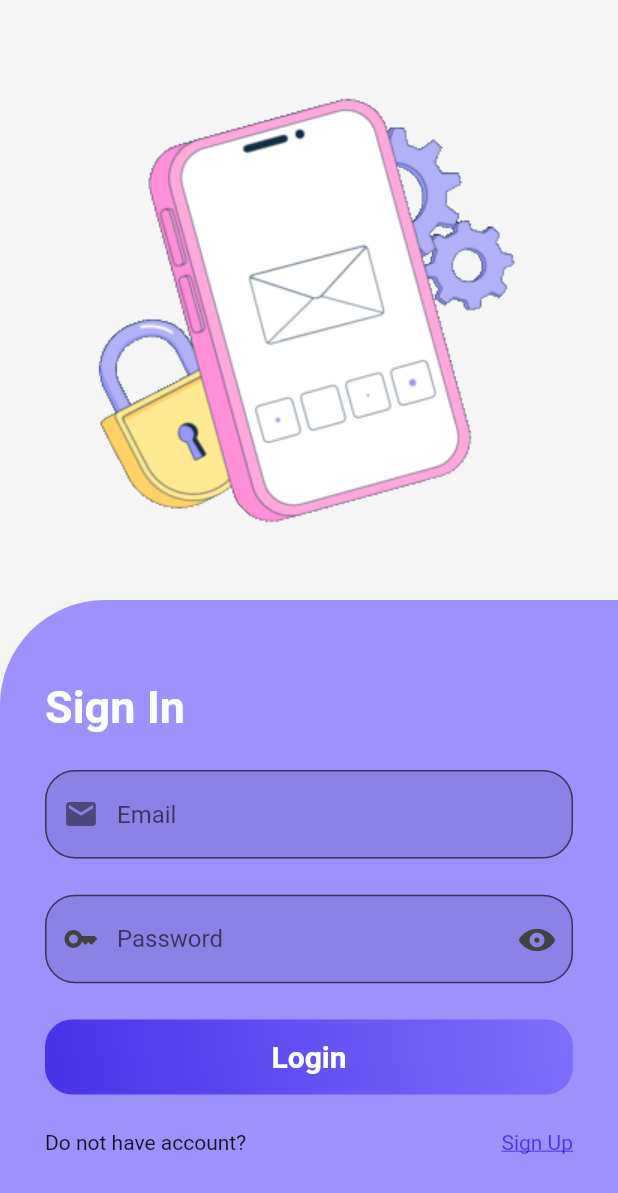
After one commit to SoumadeepChoudhury/cCoach, a Flutter app: the Login screen opened directly, on a phone screen of 412 x 824 dp. The commit adds this screen. Shown: the top 1193 px of the screen. Run offline on Flutter 3.47's test engine with Material 2 defaults, Android fonts, the phone set to English and light mode, and no system bars; our stand-ins replace flutter_screenutil, google_fonts.

Commit message:
completed login page ui

```diff
--- a/lib/constants/constants.dart
+++ b/lib/constants/constants.dart
@@ -2,5 +2,13 @@ import 'package:flutter/material.dart';
 
 const Color backgroundColor = Color(0xA6705CFE);
 const Color textColor = Color.fromARGB(166, 26, 0, 222);
+const gradientColor = LinearGradient(
+  begin: Alignment.topRight,
+  end: Alignment.bottomLeft,
+  colors: [
+    backgroundColor,
+    textColor,
+  ],
+);
 double deviceWidth = 0;
 double deviceHeight = 0;
--- a/lib/pages/home.dart
+++ b/lib/pages/home.dart
@@ -76,14 +76,7 @@ class HomePage extends StatelessWidget {
                                   decoration: BoxDecoration(
                                       borderRadius:
                                           BorderRadius.circular(18.sp),
-                                      gradient: const LinearGradient(
-                                        begin: Alignment.topRight,
-                                        end: Alignment.bottomLeft,
-                                        colors: [
-                                          backgroundColor,
-                                          textColor,
-                                        ],
-                                      )),
+                                      gradient: gradientColor),
                                   child: const Center(
                                     child: Text(
                                       "Get Started",
--- /dev/null
+++ b/lib/pages/login.dart
@@ -0,0 +1,132 @@
+import 'package:c_coach/constants/constants.dart';
+import 'package:flutter/cupertino.dart';
+import 'package:flutter/material.dart';
+import 'package:flutter_screenutil/flutter_screenutil.dart';
+
+class Login extends StatefulWidget {
+  const Login({super.key});
+
+  @override
+  State<Login> createState() => _LoginState();
+}
+
+class _LoginState extends State<Login> {
+  bool isPasswordVisible = false;
+  @override
+  Widget build(BuildContext context) {
+    return SafeArea(
+        child: Scaffold(
+      backgroundColor: Colors.grey.shade100,
+      body: Column(children: [
+        const Image(
+          image: AssetImage("assets/images/login.gif"),
+        ),
+        Expanded(
+            child: Container(
+          width: double.infinity,
+          decoration: BoxDecoration(
+              color: backgroundColor,
+              borderRadius: BorderRadius.only(topLeft: Radius.circular(70.sp))),
+          child: Padding(
+            padding: EdgeInsets.all(30.0.sp),
+            child: CustomScrollView(
+              slivers: [
+                SliverFillRemaining(
+                  hasScrollBody: false,
+                  child: Column(
+                    crossAxisAlignment: CrossAxisAlignment.start,
+                    mainAxisAlignment: MainAxisAlignment.spaceEvenly,
+                    children: [
+                      Text(
+                        "Sign In",
+                        style: TextStyle(
+                            color: Colors.white,
+                            fontWeight: FontWeight.bold,
+                            fontSize: 30.sp),
+                      ),
+                      TextField(
+                        decoration: InputDecoration(
+                            fillColor: const Color.fromARGB(166, 131, 120, 215),
+                            filled: true,
+                            hintText: "Email",
+                            focusedBorder: OutlineInputBorder(
+                              borderSide:
+                                  const BorderSide(color: Colors.transparent),
+                              borderRadius: BorderRadius.circular(20.0.sp),
+                            ),
+                            prefixIcon: const Icon(Icons.email),
+                            border: OutlineInputBorder(
+                                borderRadius: BorderRadius.circular(20.sp))),
+                      ),
+                      TextField(
+                        cursorColor: Colors.black,
+                        obscureText: !isPasswordVisible,
+                        decoration: InputDecoration(
+                            iconColor: Colors.black,
+                            fillColor: const Color.fromARGB(166, 131, 120, 215),
+                            filled: true,
+                            hintText: "Password",
+                            // focusColor: const Color(0xA6705CFE),
+                            focusedBorder: OutlineInputBorder(
+                              borderSide:
+                                  const BorderSide(color: Colors.transparent),
+                              borderRadius: BorderRadius.circular(20.0.sp),
+                            ),
+                            prefixIcon: const Icon(Icons.key),
+                            prefixIconColor: Colors.grey.shade800,
+                            suffixIconColor: Colors.grey.shade800,
+                            suffixIcon: IconButton(
+                                onPressed: () => setState(() {
+                                      isPasswordVisible = !isPasswordVisible;
+                                    }),
+                                icon: Icon(isPasswordVisible
+                                    ? CupertinoIcons.eye_slash_fill
+                                    : CupertinoIcons.eye_fill)),
+                            border: OutlineInputBorder(
+                                borderRadius: BorderRadius.circular(20.sp))),
+                      ),
+                      InkWell(
+                        onTap: () => {},
+                        child: Container(
+                          width: double.infinity,
+                          height: 50.h,
+                          decoration: BoxDecoration(
+                              borderRadius: BorderRadius.circular(18.sp),
+                              gradient: gradientColor),
+                          child: Center(
+                            child: Text(
+                              "Login",
+                              style: TextStyle(
+                                  fontSize: 20.sp,
+                                  color: Colors.white,
+                                  fontWeight: FontWeight.bold),
+                            ),
+                          ),
+                        ),
+                      ),
+                      Row(
+                        children: [
+                          const Text("Do not have account?"),
+                          const Spacer(),
+                          InkWell(
+                            onTap: () => {},
+                            child: const Text(
+                              "Sign Up",
+                              style: TextStyle(
+                                  color: textColor,
+                                  decoration: TextDecoration.underline),
+                            ),
+                          )
+                        ],
+                      )
+                    ],
+                  ),
+                )
+              ],
+            ),
+          ),
+        ))
+      ]),
+    ));
+  }
+}
--- a/pubspec.yaml
+++ b/pubspec.yaml
@@ -28,7 +28,7 @@ environment:
 # the latest version available on pub.dev. To see which dependencies have newer
 # versions available, run `flutter pub outdated`.
 dependencies:
-  cupertino_icons: ^1.0.2
+  cupertino_icons: ^1.0.5
   flutter:
     sdk: flutter
   flutter_screenutil: ^5.8.4
```
Also changed, not shown: assets/images/female-student.png (added), assets/images/login.gif (added), assets/images/male-student.png (added), assets/images/unknown-student.png (added).
